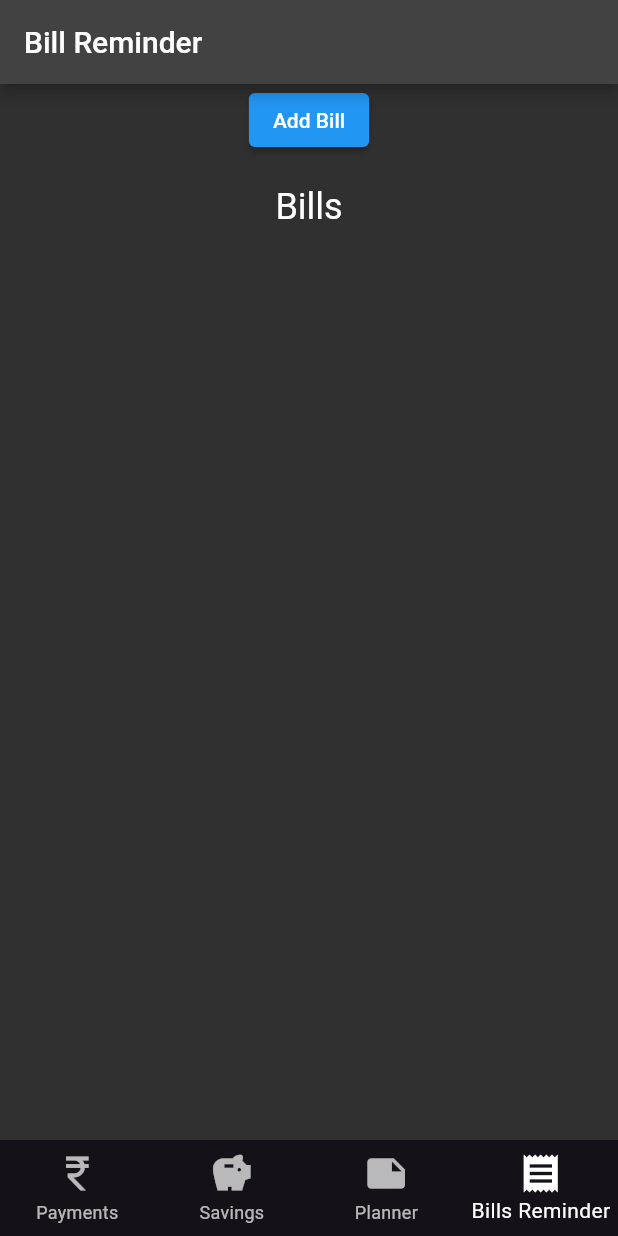
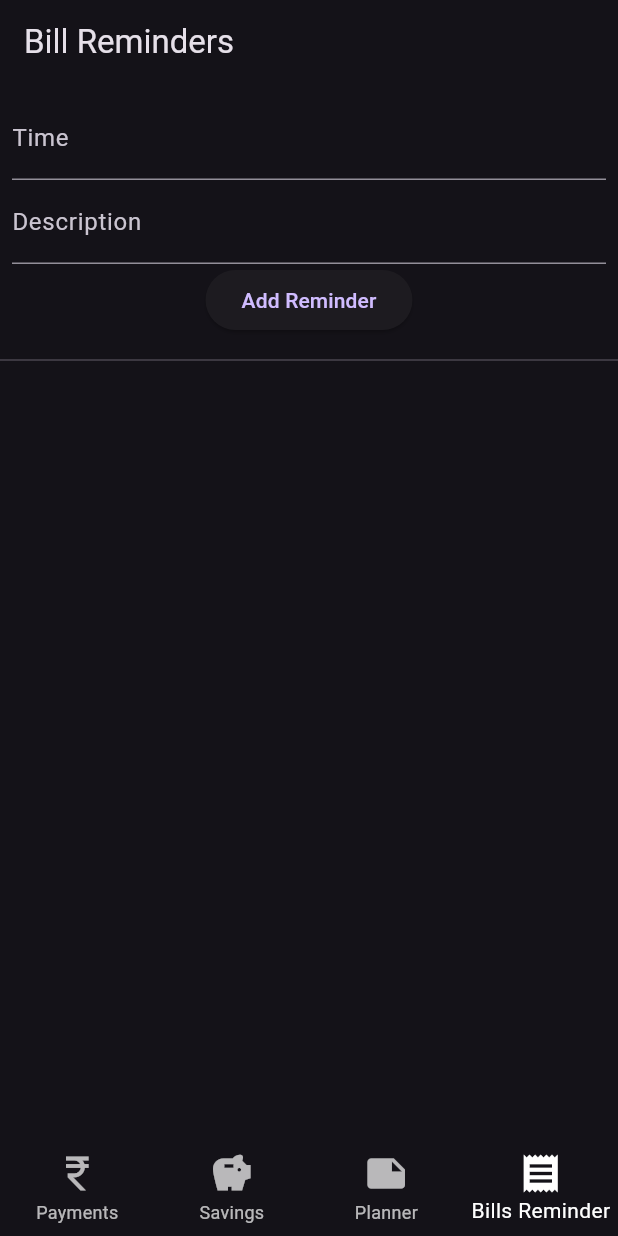
Before and after one commit to karthxk07/BeriPay, a Flutter app: the screen it shows after launch, item 4 of the bottom bar chosen, on a phone screen of 412 x 824 dp. Run offline on Flutter 3.47's test engine with Material 2 defaults, Android fonts, the phone set to English and light mode, and no system bars; our stand-ins replace google_fonts.

Commit message:
Updated Bill Remainder

```diff
--- a/lib/main.dart
+++ b/lib/main.dart
@@ -39,7 +39,7 @@ class _MyHomePageState extends State<MyHomePage> {
     Contacts(),
     SavingsApp(),
     ExpensePlanner(),
-    BillReminderApp(),
+    BillReminderScreen(),
   ];
 
   void _onItemTapped(int index) {
--- a/lib/widgets/billreminder.dart
+++ b/lib/widgets/billreminder.dart
@@ -1,26 +1,45 @@
 import 'package:flutter/material.dart';
-class BillReminderApp extends StatelessWidget {
-  @override
-  Widget build(BuildContext context) {
-    return MaterialApp(
-      title: 'Bill Reminder',
-      theme: ThemeData.dark(),
-      home: HomePage(),
-    );
-  }
+import 'package:flutter/material.dart';
+
+class BillReminder {
+  final String time;
+  final String description;
+
+  BillReminder({required this.time, required this.description});
 }
 
-class HomePage extends StatefulWidget {
+class BillReminderScreen extends StatefulWidget {
   @override
-  _HomePageState createState() => _HomePageState();
+  _BillReminderScreenState createState() => _BillReminderScreenState();
 }
 
-class _HomePageState extends State<HomePage> {
-  List<String> bills = [];
+class _BillReminderScreenState extends State<BillReminderScreen> {
+  List<BillReminder> reminders = [];
 
-  void addBill(String bill) {
+  TextEditingController timeController = TextEditingController();
+  TextEditingController descriptionController = TextEditingController();
+
+  @override
+  void dispose() {
+    timeController.dispose();
+    descriptionController.dispose();
+    super.dispose();
+  }
+
+  void _addReminder() {
     setState(() {
-      bills.add(bill);
+      String time = timeController.text;
+      String description = descriptionController.text;
+
+      if (time.isNotEmpty && description.isNotEmpty) {
+        BillReminder reminder =
+            BillReminder(time: time, description: description);
+        reminders.add(reminder);
+
+        // Clear the text fields after adding the reminder
+        timeController.clear();
+        descriptionController.clear();
+      }
     });
   }
 
@@ -28,57 +47,42 @@ class _HomePageState extends State<HomePage> {
   Widget build(BuildContext context) {
     return Scaffold(
       appBar: AppBar(
-        title: Text('Bill Reminder'),
+        title: Text('Bill Reminders'),
       ),
       body: Column(
         children: [
-          ElevatedButton(
-            onPressed: () {
-              showDialog(
-                context: context,
-                builder: (context) => AlertDialog(
-                  title: Text('Add Bill'),
-                  content: TextField(
-                    onChanged: (value) {
-                      // Handle text input
-                    },
+          Padding(
+            padding: EdgeInsets.all(8.0),
+            child: Column(
+              children: [
+                TextField(
+                  controller: timeController,
                   decoration: InputDecoration(
-                      labelText: 'Bill Name',
+                    labelText: 'Time',
                   ),
                 ),
-                  actions: [
-                    ElevatedButton(
-                      onPressed: () {
-                        Navigator.pop(context);
-                      },
-                      child: Text('Cancel'),
+                TextField(
+                  controller: descriptionController,
+                  decoration: InputDecoration(
+                    labelText: 'Description',
+                  ),
                 ),
                 ElevatedButton(
-                      onPressed: () {
-                        // Add the bill
-                        String bill = ''; // Retrieve the text input
-                        addBill(bill);
-                        Navigator.pop(context);
-                      },
-                      child: Text('Add'),
+                  onPressed: _addReminder,
+                  child: Text('Add Reminder'),
                 ),
               ],
             ),
-              );
-            },
-            child: Text('Add Bill'),
           ),
-          SizedBox(height: 20),
-          Text(
-            'Bills',
-            style: TextStyle(fontSize: 24),
-          ),
+          Divider(),
           Expanded(
             child: ListView.builder(
-              itemCount: bills.length,
+              itemCount: reminders.length,
               itemBuilder: (context, index) {
+                BillReminder reminder = reminders[index];
                 return ListTile(
-                  title: Text(bills[index]),
+                  title: Text(reminder.time),
+                  subtitle: Text(reminder.description),
                 );
               },
             ),
```
Lines whose indentation alone changed are shown as unchanged.
